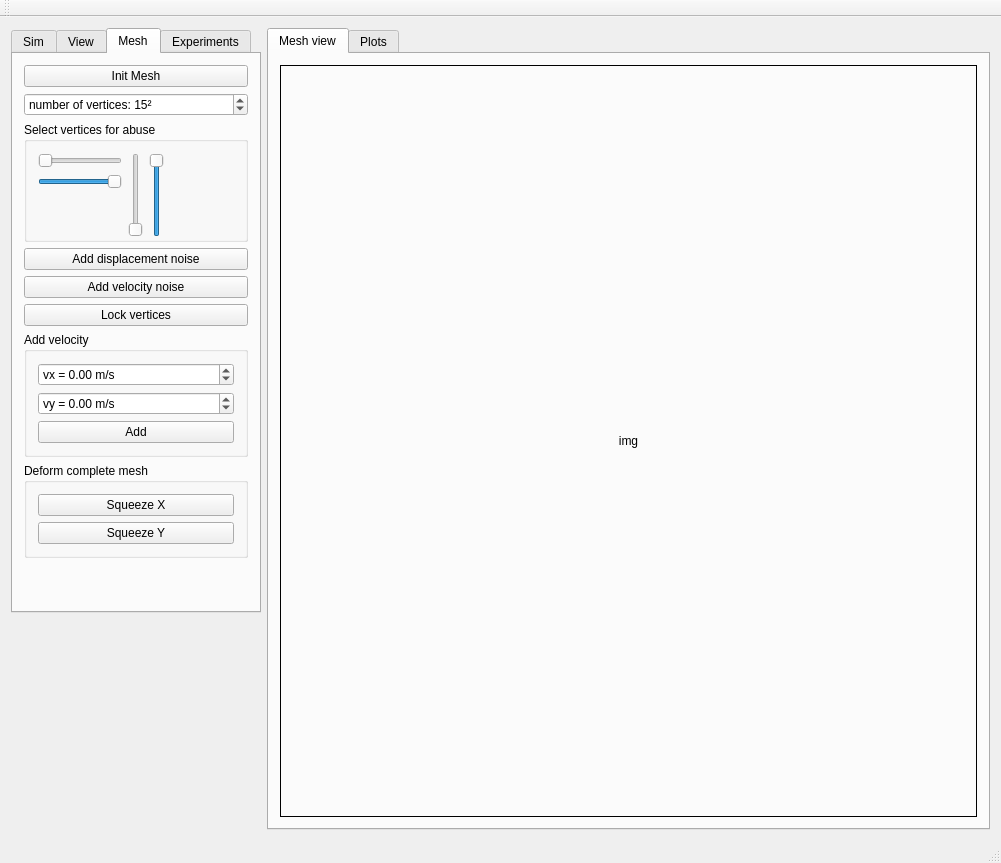
FrankMarsman/CS-Master-Thesis, file mainwindow.ui: the form before one commit.
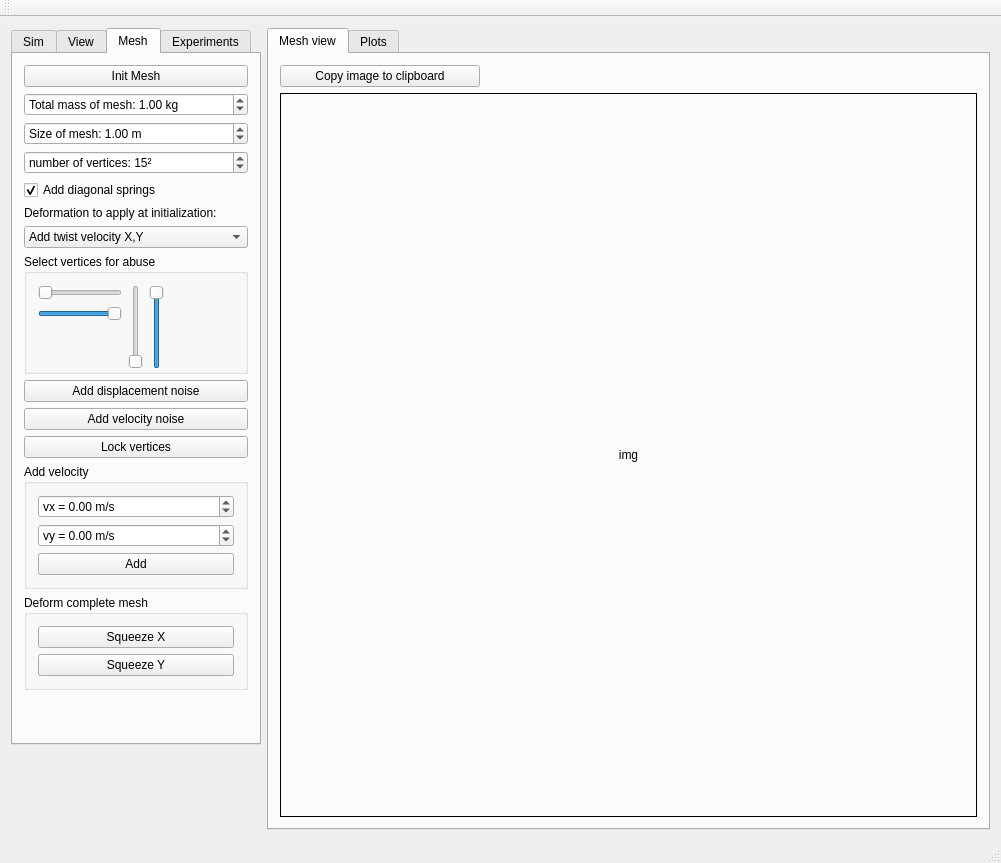
The form after the commit. The open tabs and pages were chosen to show the change. Custom widgets are drawn as their Qt base class.

Commit message: Updated experiment function. mass of mesh is better

```diff
--- a/mainwindow.ui
+++ b/mainwindow.ui
@@ -429,6 +429,50 @@
           </property>
          </widget>
         </item>
+        <item>
+         <widget class="QDoubleSpinBox" name="meshMassBox">
+          <property name="prefix">
+           <string>Total mass of mesh: </string>
+          </property>
+          <property name="suffix">
+           <string> kg</string>
+          </property>
+          <property name="minimum">
+           <double>0.010000000000000</double>
+          </property>
+          <property name="maximum">
+           <double>1000.000000000000000</double>
+          </property>
+          <property name="singleStep">
+           <double>0.010000000000000</double>
+          </property>
+          <property name="value">
+           <double>1.000000000000000</double>
+          </property>
+         </widget>
+        </item>
+        <item>
+         <widget class="QDoubleSpinBox" name="meshSizeBox">
+          <property name="prefix">
+           <string>Size of mesh: </string>
+          </property>
+          <property name="suffix">
+           <string> m</string>
+          </property>
+          <property name="minimum">
+           <double>0.010000000000000</double>
+          </property>
+          <property name="maximum">
+           <double>100.000000000000000</double>
+          </property>
+          <property name="singleStep">
+           <double>0.010000000000000</double>
+          </property>
+          <property name="value">
+           <double>1.000000000000000</double>
+          </property>
+         </widget>
+        </item>
         <item>
          <widget class="QSpinBox" name="mBox">
           <property name="suffix">
@@ -448,6 +492,58 @@
           </property>
          </widget>
         </item>
+        <item>
+         <widget class="QCheckBox" name="diagSpringCheckBox">
+          <property name="text">
+           <string>Add diagonal springs</string>
+          </property>
+          <property name="checked">
+           <bool>true</bool>
+          </property>
+         </widget>
+        </item>
+        <item>
+         <widget class="QLabel" name="label_4">
+          <property name="text">
+           <string>Deformation to apply at initialization:</string>
+          </property>
+         </widget>
+        </item>
+        <item>
+         <widget class="QComboBox" name="initActionBox">
+          <property name="currentText">
+           <string>Add twist velocity X,Y</string>
+          </property>
+          <property name="currentIndex">
+           <number>3</number>
+          </property>
+          <item>
+           <property name="text">
+            <string>Do nothing</string>
+           </property>
+          </item>
+          <item>
+           <property name="text">
+            <string>Lock bottom vertices</string>
+           </property>
+          </item>
+          <item>
+           <property name="text">
+            <string>Add twist velocity X</string>
+           </property>
+          </item>
+          <item>
+           <property name="text">
+            <string>Add twist velocity X,Y</string>
+           </property>
+          </item>
+          <item>
+           <property name="text">
+            <string>Add twist velocity X,Y and squeeze</string>
+           </property>
+          </item>
+         </widget>
+        </item>
         <item alignment="Qt::AlignTop">
          <widget class="QGroupBox" name="groupBox_2">
           <property name="title">
@@ -687,6 +783,19 @@
         <string>Mesh view</string>
        </attribute>
        <layout class="QVBoxLayout" name="verticalLayout_8">
+        <item>
+         <widget class="QPushButton" name="copyMeshImgButton">
+          <property name="maximumSize">
+           <size>
+            <width>200</width>
+            <height>16777215</height>
+           </size>
+          </property>
+          <property name="text">
+           <string>Copy image to clipboard</string>
+          </property>
+         </widget>
+        </item>
         <item>
          <widget class="QLabel" name="imgLabel">
           <property name="minimumSize">
@@ -695,6 +804,12 @@
             <height>500</height>
            </size>
           </property>
+          <property name="maximumSize">
+           <size>
+            <width>800</width>
+            <height>800</height>
+           </size>
+          </property>
           <property name="frameShape">
            <enum>QFrame::Box</enum>
           </property>
```
Left out of the diff: 91 changed lines with no effect on the pictures. The commit also changes 4 other files.
